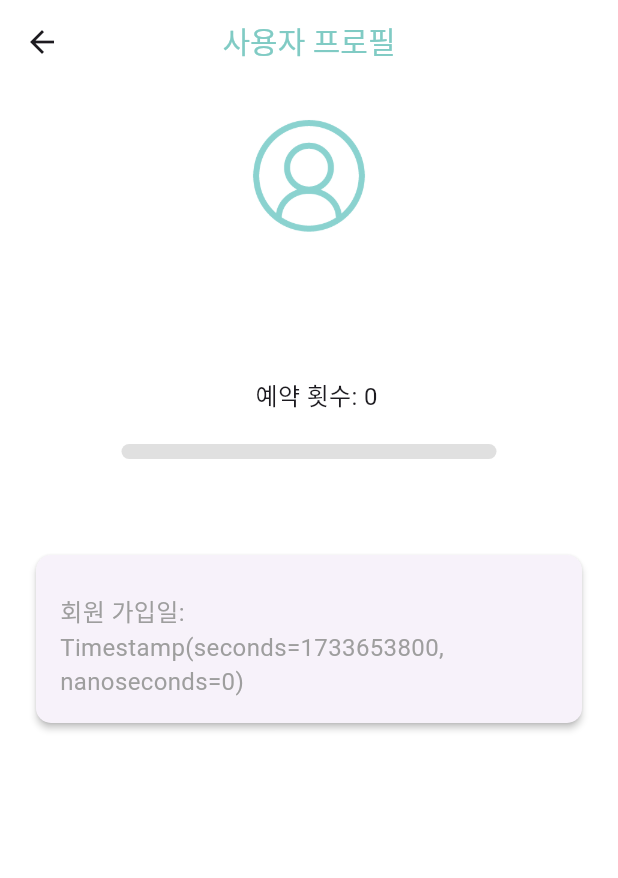
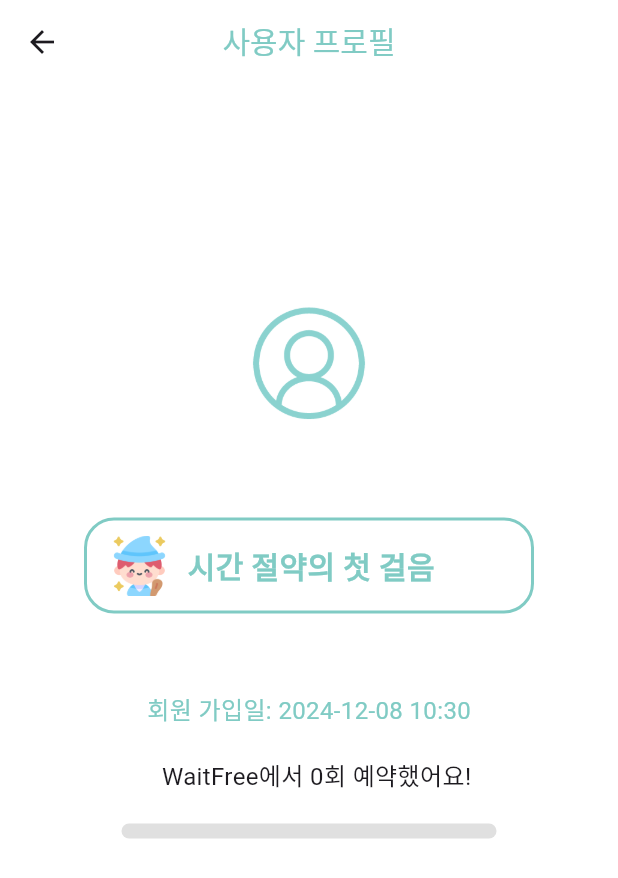
Before and after one commit to OpenSW-YEMI/WaitFree, a Flutter app: the UserInfoPage screen opened directly with empty values, on a phone screen of 412 x 824 dp. Shown: the top 878 px of the screen. Run offline on Flutter 3.47's test engine with Material 3 defaults, Android fonts, the phone set to English and light mode, and no system bars; our stand-ins replace cloud_firestore, firebase_auth, firebase_core, firebase_messaging, geocoding, google_maps_flutter and 5 more; missing offline and left inert: kakao_flutter_sdk, mailer, uni_links2; accounts and stored records are empty; network calls fail; Roboto replaces fonts that are missing (CustomFont).

Commit message:
:art: Style: 업주가 보는 프로필페이지 디자인

```diff
--- a/lib/screen/notification.dart
+++ b/lib/screen/notification.dart
@@ -66,12 +66,14 @@ class NotificationPage extends StatelessWidget {
               final isRead = notification['read'] ?? false;
 
               return Card(
+                color: Colors.white,
                 margin: const EdgeInsets.only(bottom: 12.0),
                 elevation: 2,
                 child: ListTile(
-                  leading: Icon(
-                    isRead ? Icons.notifications : Icons.notifications_active,
-                    color: isRead ? Colors.grey : Colors.teal,
+                  leading: Image.asset(
+                    'assets/icon/notification_icon.png', // 이미지 경로
+                    width: 30,  // 원하는 크기로 조정
+                    height: 30, // 원하는 크기로 조정
                   ),
                   title: Text(
                     title,
@@ -79,9 +81,21 @@ class NotificationPage extends StatelessWidget {
                   ),
                   subtitle: Text(body),
                   trailing: timestamp != null
-                      ? Text(
-                    "${timestamp.year}-${timestamp.month.toString().padLeft(2, '0')}-${timestamp.day.toString().padLeft(2, '0')} ${timestamp.hour.toString().padLeft(2, '0')}:${timestamp.minute.toString().padLeft(2, '0')}",
-                    style: const TextStyle(color: Colors.grey, fontSize: 12),
+                      ? Column(
+                    crossAxisAlignment: CrossAxisAlignment.end,
+                    mainAxisAlignment: MainAxisAlignment.center, // Column 내부 요소를 수직으로 중앙 정렬
+                    children: [
+                      // 날짜 부분
+                      Text(
+                        "${timestamp.year}-${timestamp.month.toString().padLeft(2, '0')}-${timestamp.day.toString().padLeft(2, '0')}",
+                        style: const TextStyle(color: Colors.grey, fontSize: 12),
+                      ),
+                      // 시간 부분
+                      Text(
+                        "${timestamp.hour.toString().padLeft(2, '0')}:${timestamp.minute.toString().padLeft(2, '0')}",
+                        style: const TextStyle(color: Colors.grey, fontSize: 12),
+                      ),
+                    ],
                   )
                       : null,
                   onTap: () async {
--- a/lib/screen/userinfo.dart
+++ b/lib/screen/userinfo.dart
@@ -2,6 +2,7 @@ import 'package:flutter/material.dart';
 import 'package:cloud_firestore/cloud_firestore.dart';
 import 'package:firebase_auth/firebase_auth.dart';
 import 'report.dart'; // report.dart 페이지 import
+import 'package:intl/intl.dart'; // 날짜 형식 변환을 위한 패키지
 
 class UserInfoPage extends StatefulWidget {
   final String userId; // 특정 유저의 UID
@@ -129,7 +130,7 @@ class _UserInfoPageState extends State<UserInfoPage> {
 
     return Scaffold(
       appBar: AppBar(
-        title: Text('사용자 프로필', style: TextStyle(color: Colors.teal[200], fontSize: 20),),
+        title: Text('사용자 프로필', style: TextStyle(color: Colors.teal[200], fontSize: 20)),
         centerTitle: true,
         backgroundColor: Colors.white,
       ),
@@ -152,17 +153,60 @@ class _UserInfoPageState extends State<UserInfoPage> {
             );
           }
 
+          String _getMembershipLevel(int reservecount) {
+            if (reservecount >= 25 && reservecount <= 35) {
+              return "시공간의 지배자";
+            } else if (reservecount >= 16 && reservecount <= 24) {
+              return "시간 절약의 챔피언";
+            } else if (reservecount >= 9 && reservecount <= 15) {
+              return "시간의 마법사";
+            } else if (reservecount >= 4 && reservecount <= 8) {
+              return "분주한 하루의 균형자";
+            } else if (reservecount >= 1 && reservecount <= 3) {
+              return "시간 절약의 견습생";
+            } else {
+              return "시간 절약의 첫 걸음"; // 예약이 0회인 경우
+            }
+          }
+
           // 사용자 데이터
           final userData = snapshot.data!.data() as Map<String, dynamic>;
           final String displayName = userData['nickname'] ?? '이름 없음';
           final String email = userData['email'] ?? '이메일 없음';
           final String profileImageUrl = userData['profileImage'] ?? '';
           final int reservationCount = userData['reservecount'] ?? 0;
+          final membershipLevel = _getMembershipLevel(reservationCount);
+
+          String _getLevelImage(reservecount) {
+            if (reservecount <= 3) {
+              return 'assets/icon/level1.png'; // 시간 절약의 견습생
+            } else if (reservecount <= 8) {
+              return 'assets/icon/level2.png'; // 분주한 하루의 균형자
+            } else if (reservecount <= 15) {
+              return 'assets/icon/level3.png'; // 시간의 마법사
+            } else if (reservecount <= 24) {
+              return 'assets/icon/level4.png'; // 시간 절약의 챔피언
+            } else if (reservecount <= 35) {
+              return 'assets/icon/level5.png'; // 시공간을 다스리는 초월자
+            } else {
+              return 'assets/icon/level5.png'; // 최고 등급
+            }
+          }
+
+          String _formatDate(dynamic timestamp) {
+            if (timestamp is Timestamp) {
+              DateTime date = timestamp.toDate();
+              return DateFormat('yyyy-MM-dd HH:mm').format(date); // 원하는 형식으로 출력
+            }
+            return '정보 없음'; // 데이터가 없을 경우 처리
+          }
 
           return Padding(
             padding: const EdgeInsets.all(20.0),
+            child: Center(  // Center 위젯을 추가하여 내용들을 정중앙 배치
               child: Column(
-              crossAxisAlignment: CrossAxisAlignment.center,
+                mainAxisAlignment: MainAxisAlignment.center, // Column 내부 요소를 수직으로 중앙 정렬
+                crossAxisAlignment: CrossAxisAlignment.center, // 수평으로도 중앙 정렬
                 children: [
                   // 프로필 이미지
                   CircleAvatar(
@@ -184,10 +228,54 @@ class _UserInfoPageState extends State<UserInfoPage> {
                   ),
                   const SizedBox(height: 10),
 
+                  Container(
+                    width: 300,
+                    margin: const EdgeInsets.symmetric(vertical: 10), // 위아래 여백 추가
+                    padding: const EdgeInsets.symmetric(vertical: 10, horizontal: 15), // 안쪽 여백
+                    decoration: BoxDecoration(
+                      borderRadius: BorderRadius.circular(20), // 둥근 테두리
+                      border: Border.all(
+                        color: Colors.teal[200]!, // 테두리 색
+                        width: 2, // 테두리 두께
+                      ),
+                    ),
+                    child: Row(
+                      mainAxisAlignment: MainAxisAlignment.center, // 아이템 수평 중앙 정렬
+                      crossAxisAlignment: CrossAxisAlignment.center, // 아이템 수직 중앙 정렬
+                      children: [
+                        // 회원 등급 이미지
+                        Image.asset(
+                          _getLevelImage(reservationCount),
+                          width: 40,
+                          height: 40,
+                          fit: BoxFit.cover,
+                        ),
+                        const SizedBox(width: 12),
+
+                        // 회원 등급 텍스트
+                        Expanded(
+                          child: Text(
+                            membershipLevel,
+                            style: TextStyle(
+                              fontSize: 20,
+                              color: Colors.teal[200],
+                              fontWeight: FontWeight.bold,
+                            ),
+                          ),
+                        ),
+                      ],
+                    ),
+                  ),
+
+                  const SizedBox(height: 20),
                   // 사용자 이메일
                   Text(
                     email,
                     style: const TextStyle(fontSize: 16, color: Colors.grey),
+                  ),
+                  Text(
+                    '회원 가입일: ${_formatDate(userData['createdAt'])}', // 날짜 형식 변환 함수 호출
+                    style: const TextStyle(fontSize: 16, color: Color(0xFF80CBC4)),
                   ),
                   const SizedBox(height: 20),
 
@@ -197,7 +285,7 @@ class _UserInfoPageState extends State<UserInfoPage> {
                     children: [
                       const SizedBox(width: 10),
                       Text(
-                      '예약 횟수: $reservationCount',
+                        'WaitFree에서 $reservationCount회 예약했어요!',
                         style: const TextStyle(fontSize: 16),
                       ),
                     ],
@@ -235,7 +323,6 @@ class _UserInfoPageState extends State<UserInfoPage> {
                   const SizedBox(height: 20),
 
                   // 좋아요 / 싫어요 버튼
-                // 현재 로그인된 유저가 본인이면 버튼을 숨긴다
                   if (currentUserId != widget.userId) ...[
                     Row(
                       mainAxisAlignment: MainAxisAlignment.center,
@@ -278,37 +365,19 @@ class _UserInfoPageState extends State<UserInfoPage> {
                           ),
                         );
                       },
-                    child: Text('신고', style: TextStyle(color: Colors.black),),
+                      child: Text('🚨 신고', style: TextStyle(color: Colors.black),),
                       style: ElevatedButton.styleFrom(
-                      backgroundColor: Color(0xFFCAE5E4),
+                        backgroundColor: Colors.white,
                         padding: EdgeInsets.symmetric(vertical: 12, horizontal: 30),
                         textStyle: TextStyle(fontSize: 16, color: Colors.white),
                       ),
                     ),
+
+
                   ],
-
-                const SizedBox(height: 20),
-                // 기타 사용자 정보 (필요 시 추가)
-                Card(
-                  elevation: 2,
-                  shape: RoundedRectangleBorder(
-                    borderRadius: BorderRadius.circular(10),
-                  ),
-                  child: Padding(
-                    padding: const EdgeInsets.all(16.0),
-                    child: Column(
-                      crossAxisAlignment: CrossAxisAlignment.start,
-                      children: [
-                        const SizedBox(height: 10),
-                        Text(
-                          '회원 가입일: ${userData['createdAt'] ?? '정보 없음'}',
-                          style: const TextStyle(fontSize: 16, color: Colors.grey),
-                        ),
+                  const SizedBox(height: 80),
                 ],
               ),
-                  ),
-                ),
-              ],
             ),
           );
         },
```
Also changed, not shown: assets/icon/notification_icon.png (added). Lines whose indentation alone changed are shown as unchanged.
